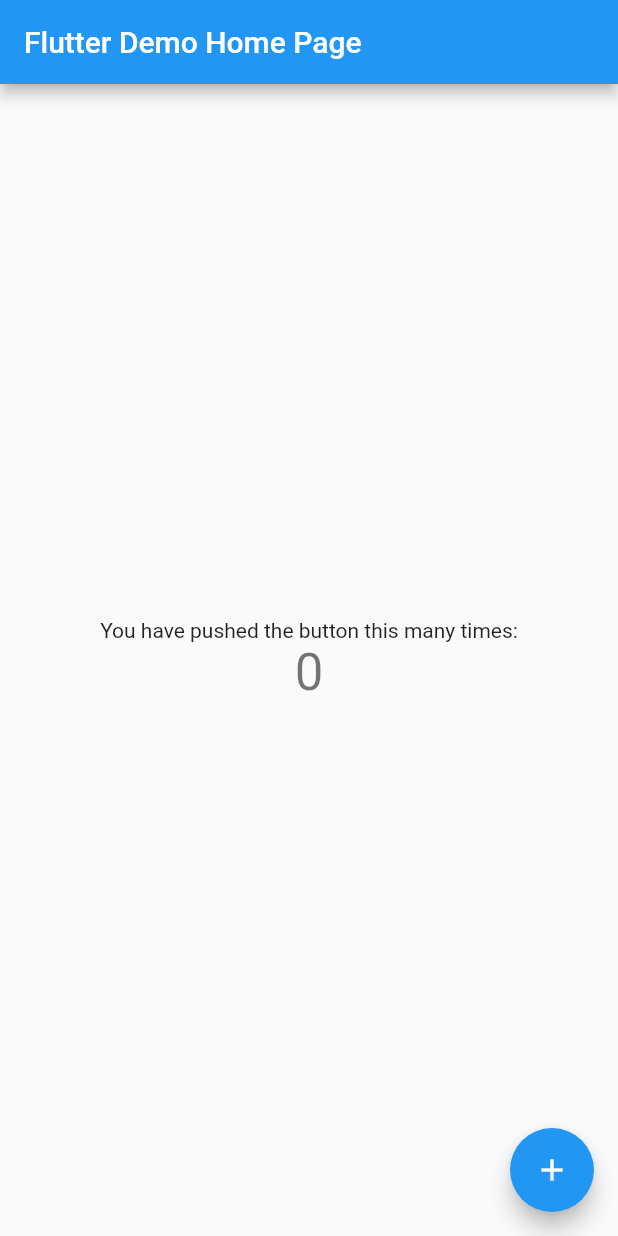
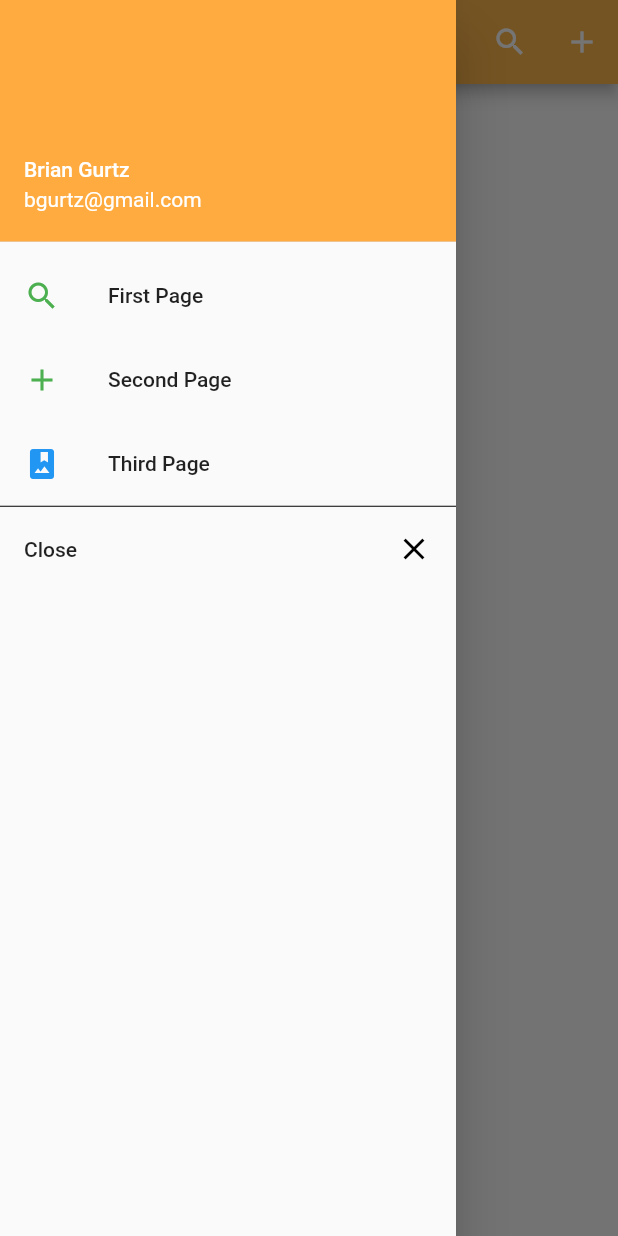
Before and after one commit to bgurtz/Flutter_PhotoApp_with_FireBase, a Flutter app: the screen it shows after launch, with the side drawer open (before the commit the screen has no drawer), on a phone screen of 412 x 824 dp. Run offline on Flutter 3.47's test engine with Material 2 defaults, Android fonts, the phone set to English and light mode, and no system bars.

Commit message:
" Added AppBar, Connected Firebase, and deleted the Test file. "

```diff
--- /dev/null
+++ b/lib/HomePage.dart
@@ -0,0 +1,85 @@
+import 'package:flutter/material.dart';
+
+class Home extends StatefulWidget {
+  Home({Key key}) : super(key: key);
+
+  @override
+  _HomeState createState() => _HomeState();
+}
+
+class _HomeState extends State<Home> {
+  @override
+  Widget build(BuildContext context) {
+    return Scaffold(
+
+//* This is our AppBar
+      appBar: AppBar(
+        title: Text("Photo App & FireBase"),
+        backgroundColor: Colors.orange[300],
+        actions: <Widget>[
+
+//* This is the two AppBar Icons
+          IconButton(
+            icon: Icon(Icons.search),
+            onPressed: () => print("Search"),
+          ),
+          IconButton(
+            icon: Icon(Icons.add),
+            onPressed: () => print("Add"),
+          )
+        ],
+      ),
+
+//* This is the App Drawer ( Side Menu )
+      drawer: Drawer(
+        child: ListView(
+          children: <Widget>[
+
+            UserAccountsDrawerHeader(
+              accountName: Text("Brian Gurtz"),
+              accountEmail: Text("bgurtz@gmail.com"),
+                decoration: BoxDecoration(
+                  color: Colors.orangeAccent
+              ),
+            ),
+
+//* This is our list of Menu options in the Drawer
+//* There needs to be a new ListTitle for every Menu itme we create.
+            ListTile(
+              title: Text("First Page"),
+              leading: Icon(Icons.search, color: Colors.green,),
+            ),
+
+            ListTile(
+              title: Text("Second Page"),
+              leading: Icon(Icons.add, color: Colors.green),
+            ),
+
+            ListTile(
+              title: Text("Third Page"),
+              leading: Icon(Icons.photo_album, color: Colors.blue),
+            ),
+
+//* Here we will add a Divider
+            Divider(
+              height: 1.0,
+              color: Colors.black,
+            ),
+
+//* Now we can add more itmes to our Drawer
+//* We will add a Close button
+            ListTile(
+              title: Text("Close"),
+              trailing: Icon(Icons.close, color: Colors.black),
+              onTap: () {
+                Navigator.of(context).pop();
+              },
+            ),
+
+          ],
+        ),
+      ),
+
+    );
+  }
+}
--- a/lib/main.dart
+++ b/lib/main.dart
@@ -1,111 +1,11 @@
 import 'package:flutter/material.dart';
+import './HomePage.dart';
 
-void main() => runApp(MyApp());
 
-class MyApp extends StatelessWidget {
-  // This widget is the root of your application.
-  @override
-  Widget build(BuildContext context) {
-    return MaterialApp(
-      title: 'Flutter Demo',
-      theme: ThemeData(
-        // This is the theme of your application.
-        //
-        // Try running your application with "flutter run". You'll see the
-        // application has a blue toolbar. Then, without quitting the app, try
-        // changing the primarySwatch below to Colors.green and then invoke
-        // "hot reload" (press "r" in the console where you ran "flutter run",
-        // or simply save your changes to "hot reload" in a Flutter IDE).
-        // Notice that the counter didn't reset back to zero; the application
-        // is not restarted.
-        primarySwatch: Colors.blue,
-      ),
-      home: MyHomePage(title: 'Flutter Demo Home Page'),
-    );
-  }
+void main() {
+  runApp(MaterialApp(
+
+    home: Home(),
+    )
+  );
 }
-
-class MyHomePage extends StatefulWidget {
-  MyHomePage({Key key, this.title}) : super(key: key);
-
-  // This widget is the home page of your application. It is stateful, meaning
-  // that it has a State object (defined below) that contains fields that affect
-  // how it looks.
-
-  // This class is the configuration for the state. It holds the values (in this
-  // case the title) provided by the parent (in this case the App widget) and
-  // used by the build method of the State. Fields in a Widget subclass are
-  // always marked "final".
-
-  final String title;
-
-  @override
-  _MyHomePageState createState() => _MyHomePageState();
-}
-
-class _MyHomePageState extends State<MyHomePage> {
-  int _counter = 0;
-
-  void _incrementCounter() {
-    setState(() {
-      // This call to setState tells the Flutter framework that something has
-      // changed in this State, which causes it to rerun the build method below
-      // so that the display can reflect the updated values. If we changed
-      // _counter without calling setState(), then the build method would not be
-      // called again, and so nothing would appear to happen.
-      _counter++;
-    });
-  }
-
-  @override
-  Widget build(BuildContext context) {
-    // This method is rerun every time setState is called, for instance as done
-    // by the _incrementCounter method above.
-    //
-    // The Flutter framework has been optimized to make rerunning build methods
-    // fast, so that you can just rebuild anything that needs updating rather
-    // than having to individually change instances of widgets.
-    return Scaffold(
-      appBar: AppBar(
-        // Here we take the value from the MyHomePage object that was created by
-        // the App.build method, and use it to set our appbar title.
-        title: Text(widget.title),
-      ),
-      body: Center(
-        // Center is a layout widget. It takes a single child and positions it
-        // in the middle of the parent.
-        child: Column(
-          // Column is also a layout widget. It takes a list of children and
-          // arranges them vertically. By default, it sizes itself to fit its
-          // children horizontally, and tries to be as tall as its parent.
-          //
-          // Invoke "debug painting" (press "p" in the console, choose the
-          // "Toggle Debug Paint" action from the Flutter Inspector in Android
-          // Studio, or the "Toggle Debug Paint" command in Visual Studio Code)
-          // to see the wireframe for each widget.
-          //
-          // Column has various properties to control how it sizes itself and
-          // how it positions its children. Here we use mainAxisAlignment to
-          // center the children vertically; the main axis here is the vertical
-          // axis because Columns are vertical (the cross axis would be
-          // horizontal).
-          mainAxisAlignment: MainAxisAlignment.center,
-          children: <Widget>[
-            Text(
-              'You have pushed the button this many times:',
-            ),
-            Text(
-              '$_counter',
-              style: Theme.of(context).textTheme.display1,
-            ),
-          ],
-        ),
-      ),
-      floatingActionButton: FloatingActionButton(
-        onPressed: _incrementCounter,
-        tooltip: 'Increment',
-        child: Icon(Icons.add),
-      ), // This trailing comma makes auto-formatting nicer for build methods.
-    );
-  }
-}
--- a/pubspec.yaml
+++ b/pubspec.yaml
@@ -19,6 +19,8 @@ environment:
 dependencies:
   flutter:
     sdk: flutter
+  cloud_firestore:
+  firebase_core:
 
   # The following adds the Cupertino Icons font to your application.
   # Use with the CupertinoIcons class for iOS style icons.
```
Also changed, not shown: pubspec.lock, 4 other files.
